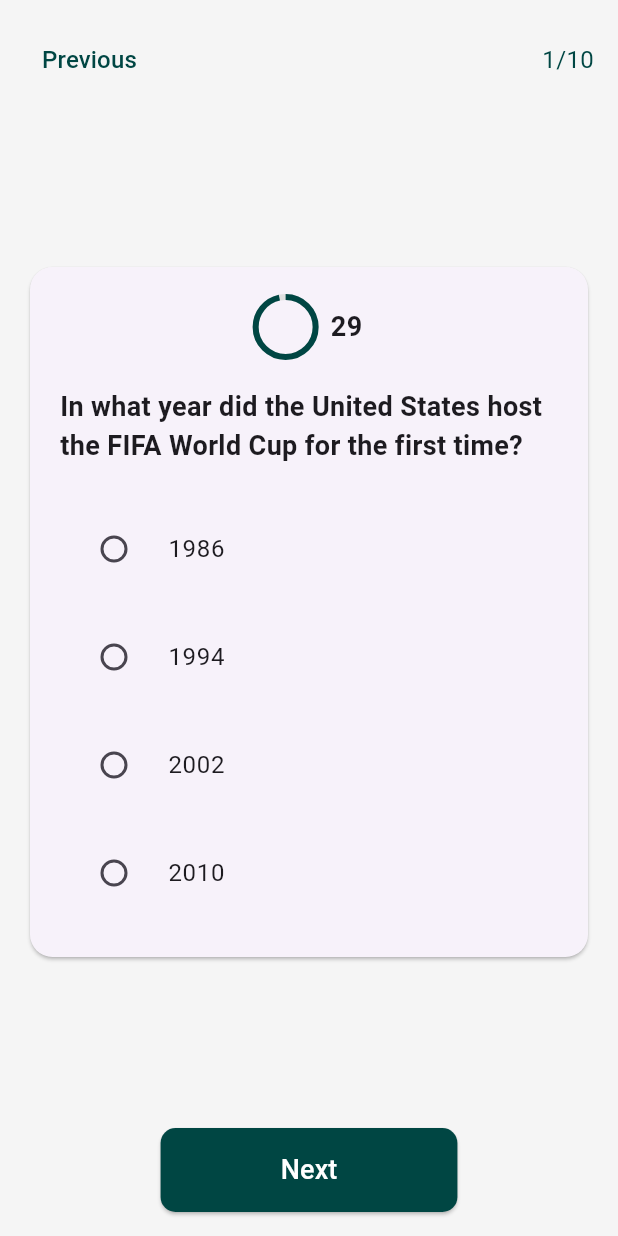
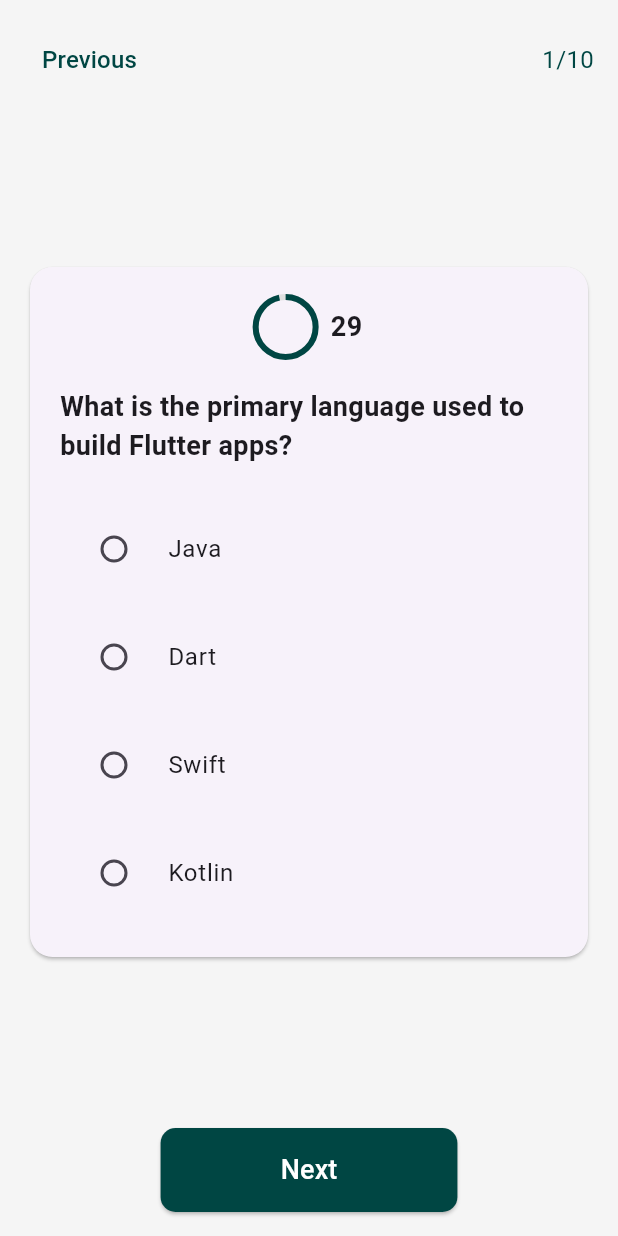
Before and after one commit to femi-tobi/quiz-app-animated-waddle, a Flutter app: the QuizScreen screen opened directly with empty values, on a phone screen of 412 x 824 dp. Run offline on Flutter 3.47's test engine with Material 3 defaults, Android fonts, the phone set to English and light mode, and no system bars.

Commit message:
quiz page updated

```diff
--- a/lib/quiz_screen.dart
+++ b/lib/quiz_screen.dart
@@ -1,5 +1,6 @@
 import 'dart:async';
 import 'package:flutter/material.dart';
+import 'score_page.dart';
 
 class QuizScreen extends StatefulWidget {
   final String name;
@@ -18,57 +19,57 @@ class _QuizScreenState extends State<QuizScreen> {
   bool isAnswered = false;
   String? selectedOption;
 
-  // List of 10 tech-related questions
+  // List of 10 Flutter development questions
   final List<Map<String, dynamic>> questions = [
     {
-      'question': 'In what year did the United States host the FIFA World Cup for the first time?',
-      'options': ['1986', '1994', '2002', '2010'],
-      'answer': '1994',
+      'question': 'What is the primary language used to build Flutter apps?',
+      'options': ['Java', 'Dart', 'Swift', 'Kotlin'],
+      'answer': 'Dart',
     },
     {
-      'question': 'Which programming language is known for its use in Android development?',
-      'options': ['Swift', 'Kotlin', 'Ruby', 'Python'],
-      'answer': 'Kotlin',
+      'question': 'Which widget is used for state management in Flutter?',
+      'options': ['StatefulWidget', 'StatelessWidget', 'Container', 'Text'],
+      'answer': 'StatefulWidget',
     },
     {
-      'question': 'What year was the first iPhone released?',
-      'options': ['2005', '2007', '2009', '2010'],
-      'answer': '2007',
+      'question': 'What tool does Flutter use to compile code to native code?',
+      'options': ['Gradle', 'Xcode', 'Dart SDK', 'Flutter Engine'],
+      'answer': 'Flutter Engine',
     },
     {
-      'question': 'Which company developed the Python programming language?',
-      'options': ['Microsoft', 'Google', 'Python Software Foundation', 'Apple'],
-      'answer': 'Python Software Foundation',
+      'question': 'Which method is called when a Flutter widget is first created?',
+      'options': ['initState', 'build', 'dispose', 'setState'],
+      'answer': 'initState',
     },
     {
-      'question': 'What is the primary language for web development?',
-      'options': ['Java', 'HTML', 'C++', 'PHP'],
-      'answer': 'HTML',
+      'question': 'What is the purpose of the pubspec.yaml file in Flutter?',
+      'options': ['Define app routes', 'Manage dependencies', 'Style the UI', 'Handle state'],
+      'answer': 'Manage dependencies',
     },
     {
-      'question': 'In what year was the first computer bug discovered?',
-      'options': ['1945', '1950', '1960', '1970'],
-      'answer': '1945',
+      'question': 'Which Flutter widget allows scrolling content?',
+      'options': ['ListView', 'Row', 'Column', 'Stack'],
+      'answer': 'ListView',
     },
     {
-      'question': 'Which framework is commonly used for building single-page applications?',
-      'options': ['Django', 'React', 'Flask', 'Laravel'],
-      'answer': 'React',
+      'question': 'What does the setState() method do in Flutter?',
+      'options': ['Updates the UI', 'Fetches data', 'Navigates screens', 'Closes the app'],
+      'answer': 'Updates the UI',
     },
     {
-      'question': 'What does CPU stand for?',
-      'options': ['Central Processing Unit', 'Computer Power Unit', 'Central Program Utility', 'Control Processing Unit'],
-      'answer': 'Central Processing Unit',
+      'question': 'Which package is commonly used for state management in Flutter?',
+      'options': ['http', 'provider', 'path', 'flutter_test'],
+      'answer': 'provider',
     },
     {
-      'question': 'Which company created the Java programming language?',
-      'options': ['Oracle', 'IBM', 'Sun Microsystems', 'Microsoft'],
-      'answer': 'Sun Microsystems',
+      'question': 'What is the default Flutter app entry point?',
+      'options': ['main.dart', 'index.dart', 'app.dart', 'home.dart'],
+      'answer': 'main.dart',
     },
     {
-      'question': 'What year was Git initially released?',
-      'options': ['2005', '2008', '2010', '2012'],
-      'answer': '2005',
+      'question': 'Which command builds a Flutter app for web?',
+      'options': ['flutter run', 'flutter build web', 'flutter pub get', 'flutter doctor'],
+      'answer': 'flutter build web',
     },
   ];
 
@@ -83,6 +84,7 @@ class _QuizScreenState extends State<QuizScreen> {
     isAnswered = false;
     selectedOption = null;
     _timer = Timer.periodic(Duration(seconds: 1), (timer) {
+      if (!mounted) return;
       setState(() {
         if (timerSeconds > 0 && !isAnswered) {
           timerSeconds--;
@@ -98,7 +100,7 @@ class _QuizScreenState extends State<QuizScreen> {
   }
 
   void checkAnswer(String option) {
-    if (!isAnswered) {
+    if (!isAnswered && mounted) {
       setState(() {
         isAnswered = true;
         selectedOption = option;
@@ -111,23 +113,28 @@ class _QuizScreenState extends State<QuizScreen> {
   }
 
   void nextQuestion() {
-    if (currentQuestionIndex < questions.length - 1) {
+    if (currentQuestionIndex < questions.length - 1 && mounted) {
       setState(() {
         currentQuestionIndex++;
         startTimer();
       });
-    } else {
+    } else if (mounted) {
       Navigator.pushReplacement(
         context,
         MaterialPageRoute(
-          builder: (context) => ScoreScreen(score: score, total: questions.length, name: widget.name, questions: questions),
+          builder: (context) => ScorePage(
+            name: widget.name,
+            score: score,
+            total: questions.length,
+            questions: questions,
+          ),
         ),
       );
     }
   }
 
   void previousQuestion() {
-    if (currentQuestionIndex > 0) {
+    if (currentQuestionIndex > 0 && mounted) {
       setState(() {
         currentQuestionIndex--;
         startTimer();
@@ -145,7 +152,7 @@ class _QuizScreenState extends State<QuizScreen> {
   Widget build(BuildContext context) {
     return Scaffold(
       body: Container(
-        color: Color(0xFFF5F5F5), // Light gray background
+        color: Color(0xFFF5F5F5),
         child: Column(
           children: [
             Padding(
@@ -245,79 +252,3 @@ class _QuizScreenState extends State<QuizScreen> {
     );
   }
 }
-
-class ScoreScreen extends StatelessWidget {
-  final int score;
-  final int total;
-  final String name;
-  final List<Map<String, dynamic>> questions;
-
-  ScoreScreen({required this.score, required this.total, required this.name, required this.questions});
-
-  @override
-  Widget build(BuildContext context) {
-    return Scaffold(
-      body: Container(
-        color: Color(0xFFF5F5F5),
-        child: Center(
-          child: Column(
-            mainAxisAlignment: MainAxisAlignment.center,
-            children: [
-              Text('Congratulations, $name!', style: TextStyle(fontSize: 24, fontWeight: FontWeight.bold)),
-              SizedBox(height: 20),
-              Text('Your Score: $score/$total', style: TextStyle(fontSize: 20)),
-              SizedBox(height: 20),
-              ElevatedButton(
-                onPressed: () {
-                  Navigator.push(
-                    context,
-                    MaterialPageRoute(
-                      builder: (context) => ReviewScreen(questions: questions, score: score),
-                    ),
-                  );
-                },
-                style: ElevatedButton.styleFrom(
-                  backgroundColor: Color(0xFF004643),
-                  padding: EdgeInsets.symmetric(horizontal: 50, vertical: 15),
-                  shape: RoundedRectangleBorder(borderRadius: BorderRadius.circular(10)),
-                ),
-                child: Text('Review Answers', style: TextStyle(fontSize: 18, color: Colors.white)),
-              ),
-            ],
-          ),
-        ),
-      ),
-    );
-  }
-}
-
-class ReviewScreen extends StatelessWidget {
-  final List<Map<String, dynamic>> questions;
-  final int score;
-
-  ReviewScreen({required this.questions, required this.score});
-
-  @override
-  Widget build(BuildContext context) {
-    return Scaffold(
-      body: Container(
-        color: Color(0xFFF5F5F5),
-        child: ListView.builder(
-          padding: EdgeInsets.all(16),
-          itemCount: questions.length,
-          itemBuilder: (context, index) {
-            final question = questions[index];
-            final isCorrect = index < score; // Simplified assumption (to be improved with actual user answers)
-            return Card(
-              margin: EdgeInsets.symmetric(vertical: 10),
-              child: ListTile(
-                title: Text('${index + 1}. ${question['question']}'),
-                subtitle: Text('Answer: ${question['answer']} ${isCorrect ? '(Correct)' : '(Incorrect)'}'),
-              ),
-            );
-          },
-        ),
-      ),
-    );
-  }
-}
```
Also changed, not shown: lib/review_page.dart (added, +100 -0 lines), lib/score_page.dart (added, +143 -0 lines).
